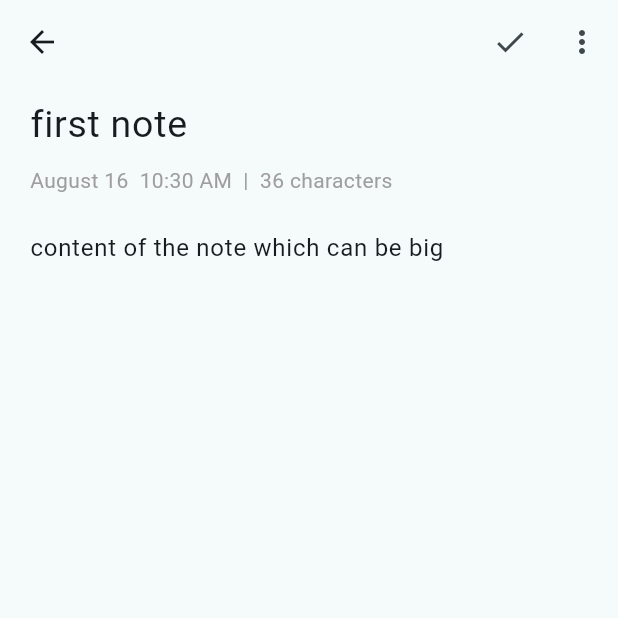
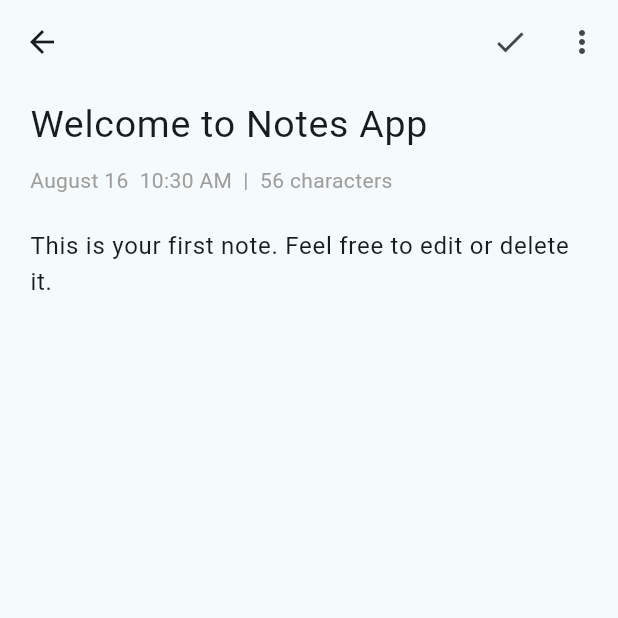
Before and after one commit to therizwanulhaq/notes_app, a Flutter app: the AddNewNote screen opened directly with sample values from the repository, on a phone screen of 412 x 824 dp, the top half of it. Run offline on Flutter 3.47's test engine with Material 3 defaults, Android fonts, the phone set to English and light mode, and no system bars; our stand-ins replace flutter_riverpod, sqflite; accounts and stored records are empty.

```diff
--- a/lib/data/notes.dart
+++ b/lib/data/notes.dart
@@ -1,30 +1,22 @@
 import 'package:notes_app/models/note.dart';
 
-final notes = [
+final List<Note> defaultNotes = [
   Note(
-    title: "first note",
-    content: "content of the note which can be big",
+    title: 'Welcome to Notes App',
+    content: 'This is your first note. Feel free to edit or delete it.',
     date: DateTime.now(),
+    category: 'General',
   ),
   Note(
-    title: "second note",
-    content:
-        "content of the note which can be big yeah and ig this one is the one which might give me headache yeah this is it ig we'll see now how it will work out alright",
+    title: 'Quick Tip',
+    content: 'Swipe right to delete a note.',
     date: DateTime.now(),
+    category: 'Tips',
   ),
   Note(
-    title: "third note",
-    content: "content of the note which can be big",
+    title: 'Another Note',
+    content: 'Add your thoughts here!',
     date: DateTime.now(),
-  ),
-  Note(
-    title: "fourth note",
-    content: "content of the note which can be big",
-    date: DateTime.now(),
-  ),
-  Note(
-    title: "fifth note",
-    content: "content of the note which can be big",
-    date: DateTime.now(),
+    category: 'Personal',
   ),
 ];
```
Also changed, not shown: lib/data/db_helper.dart (added, +71 -0 lines), lib/models/note.dart (+22 -0 lines), lib/providers/notes_provider.dart (+16 -11 lines).
